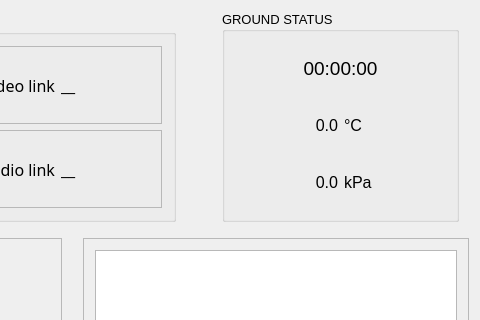
Old version of the form ground_station/gswidget.ui in the repository clementnuss/gs_matterhorn; both pictures show x 720 to 1200 and y 0 to 320 of the 1200 by 800 pixel window.
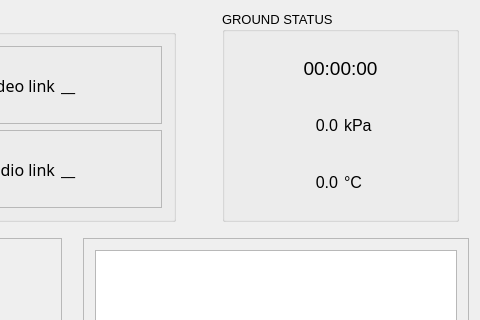
New version of the form.

Diff of the .ui file:
```diff
--- a/ground_station/gswidget.ui
+++ b/ground_station/gswidget.ui
@@ -16,6 +16,12 @@
     <verstretch>0</verstretch>
    </sizepolicy>
   </property>
+  <property name="minimumSize">
+   <size>
+    <width>800</width>
+    <height>600</height>
+   </size>
+  </property>
   <property name="windowTitle">
    <string>GSWidget</string>
   </property>
@@ -590,6 +596,37 @@
               </property>
              </widget>
             </item>
+            <item>
+             <layout class="QHBoxLayout" name="horizontalLayout_11">
+              <item>
+               <widget class="QLabel" name="ground_pressure_value">
+                <property name="font">
+                 <font>
+                  <pointsize>12</pointsize>
+                 </font>
+                </property>
+                <property name="text">
+                 <string>0.0</string>
+                </property>
+                <property name="alignment">
+                 <set>Qt::AlignRight|Qt::AlignTrailing|Qt::AlignVCenter</set>
+                </property>
+               </widget>
+              </item>
+              <item>
+               <widget class="QLabel" name="ground_pressure_units">
+                <property name="font">
+                 <font>
+                  <pointsize>12</pointsize>
+                 </font>
+                </property>
+                <property name="text">
+                 <string>kPa</string>
+                </property>
+               </widget>
+              </item>
+             </layout>
+            </item>
             <item>
              <layout class="QHBoxLayout" name="horizontalLayout_13">
               <item>
@@ -621,37 +658,6 @@
               </item>
              </layout>
             </item>
-            <item>
-             <layout class="QHBoxLayout" name="horizontalLayout_11">
-              <item>
-               <widget class="QLabel" name="ground_pressure_units_2">
-                <property name="font">
-                 <font>
-                  <pointsize>12</pointsize>
-                 </font>
-                </property>
-                <property name="text">
-                 <string>0.0</string>
-                </property>
-                <property name="alignment">
-                 <set>Qt::AlignRight|Qt::AlignTrailing|Qt::AlignVCenter</set>
-                </property>
-               </widget>
-              </item>
-              <item>
-               <widget class="QLabel" name="ground_pressure_units">
-                <property name="font">
-                 <font>
-                  <pointsize>12</pointsize>
-                 </font>
-                </property>
-                <property name="text">
-                 <string>kPa</string>
-                </property>
-               </widget>
-              </item>
-             </layout>
-            </item>
            </layout>
           </item>
          </layout>
```
Left out of the diff: 2 changed lines with no effect on the pictures.
